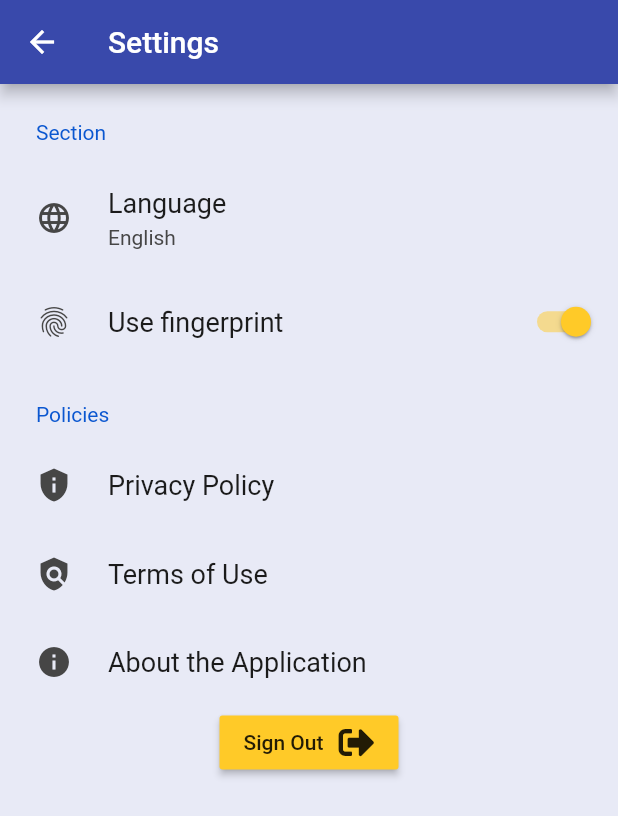
After one commit to poomchan/KongDee, a Flutter app: the ProfileSettingPage screen opened by its route, on a phone screen of 412 x 824 dp. The commit adds this screen. Shown: the top 816 px of the screen. Run offline on Flutter 3.47's test engine with Material 2 defaults, Android fonts, the phone set to English and light mode, and no system bars; drawn by our look-alikes of settings_ui; our stand-ins replace auto_route, awesome_dialog, bloc, cached_network_image, cloud_firestore, dartz and 18 more; missing offline and left inert: geocoding_platform_interface, geoflutterfire; accounts and stored records are empty; generated files the repository leaves out were written again; network calls fail.

Commit message:
added color theming, setting ui

```diff
--- a/lib/presentation/core/app_widget.dart
+++ b/lib/presentation/core/app_widget.dart
@@ -10,6 +10,23 @@ import 'package:fluttertaladsod/presentation/routes/router.gr.dart' as _router;
 import 'package:fluttertaladsod/presentation/screens/app_onboarding_page.dart';
 
 class AppWidget extends StatelessWidget {
+
+  final ColorScheme colorScheme = ColorScheme.light(
+            brightness: Brightness.light,
+            primary: Color(0xFF3949AB),
+            secondary: Color(0xFFFFCA28),
+            primaryVariant: Color(0xFF002884),
+            secondaryVariant: Color(0xFFC8A415),
+            surface: Color(0xFFFFFFFF),
+            background: Color(0xFFe8eaf6),
+            error: Colors.red,
+            onPrimary: Color(0xFFFFFFFF),
+            onSecondary: Colors.black,
+            onSurface: Colors.black,
+            onBackground: Colors.black,
+            onError: Colors.white,
+          );
+
   @override
   Widget build(BuildContext context) {
     return MultiBlocProvider(
@@ -36,17 +53,25 @@ class AppWidget extends StatelessWidget {
         debugShowCheckedModeBanner: false,
         title: 'Kong Dee',
         theme: ThemeData(
-          brightness: Brightness.light,
-          primaryColor: Colors.green[400],
-          accentColor: Colors.redAccent,
+          colorScheme: colorScheme,
+          brightness: colorScheme.brightness,
+          primaryColor: colorScheme.primary,
+          accentColor: colorScheme.secondary,
+          backgroundColor: colorScheme.background,
+          errorColor: colorScheme.error,
+          primaryTextTheme: TextTheme(),
+          accentTextTheme: TextTheme(),
           visualDensity: VisualDensity.adaptivePlatformDensity,
           fontFamily: 'Roboto',
-          textTheme: Typography.blackCupertino,
+          buttonTheme: null,
+
+
         ),
         // routes: {
         //   "/" : (context) => AppOnboardingPage(),
         // },
       ),
     );
+
   }
 }
--- a/lib/presentation/core/dialogs.dart
+++ b/lib/presentation/core/components/dialogs.dart
@@ -1,7 +1,7 @@
 import 'package:awesome_dialog/awesome_dialog.dart';
 import 'package:flutter/widgets.dart';
 
-import 'components/progress_indicator.dart';
+import 'progress_indicator.dart';
 
 AwesomeDialog savingDialog(BuildContext context) {
   return AwesomeDialog(
--- a/lib/presentation/routes/router.dart
+++ b/lib/presentation/routes/router.dart
@@ -1,6 +1,8 @@
 import 'package:auto_route/auto_route_annotations.dart';
 import 'package:fluttertaladsod/presentation/screens/home_page/home_page.dart';
 import 'package:fluttertaladsod/presentation/screens/profile/profile_page.dart';
+import 'package:fluttertaladsod/presentation/screens/setting_page/language.dart';
+import 'package:fluttertaladsod/presentation/screens/setting_page/profile_setting.dart';
 import 'package:fluttertaladsod/presentation/screens/splash/sign_in_splash.dart';
 import 'package:fluttertaladsod/presentation/screens/store/chat/chat_page.dart';
 import 'package:fluttertaladsod/presentation/screens/store/form/store_form.dart';
@@ -27,6 +29,8 @@ import '../screens/app_onboarding_page.dart';
     AdaptiveRoute(page: StoreForm, path: '/store-form'),
     AdaptiveRoute(page: StoreViewPage, path: '/store-view'),
     AdaptiveRoute(page: ChatPage, path: '/chat'),
+    AdaptiveRoute(page: ProfileSettingPage),
+    AdaptiveRoute(page: LanguageSetting),
   ],
 )
 class $Router {}
--- a/lib/presentation/screens/home_page/home_page.dart
+++ b/lib/presentation/screens/home_page/home_page.dart
@@ -28,14 +28,16 @@ class HomePageScaffold extends StatelessWidget {
   @override
   Widget build(BuildContext context) {
     return Scaffold(
+      backgroundColor: Theme.of(context).colorScheme.background,
       appBar: AppBar(
+        // toolbarHeight: 100.0,
         automaticallyImplyLeading: false,
         actions: const [
           ProfileAvatar(),
           SizedBox(width: 30),
         ],
+        elevation: 0.0,
         backgroundColor: Colors.transparent,
-        elevation: 0.0,
       ),
       body: SafeArea(
         child: Padding(
--- a/lib/presentation/screens/home_page/widgets/near_store_feed.dart
+++ b/lib/presentation/screens/home_page/widgets/near_store_feed.dart
@@ -22,7 +22,7 @@ class NearStoreFeed extends StatelessWidget {
                     orElse: () => false,
                   ) &&
                   scrollInfo.metrics.atEdge) {
-                print('adding radius');
+                // print('adding radius');
                 context.bloc<StoreNearCubit>().requestMoreRadius();
               }
               return null;
--- /dev/null
+++ b/lib/presentation/screens/setting_page/profile_setting.dart
@@ -0,0 +1,88 @@
+import 'package:auto_route/auto_route.dart';
+import 'package:flutter/material.dart';
+import 'package:fluttertaladsod/application/auth/actor/auth_actor_cubit.dart';
+import 'package:fluttertaladsod/presentation/routes/router.gr.dart';
+import 'package:font_awesome_flutter/font_awesome_flutter.dart';
+import 'package:settings_ui/settings_ui.dart';
+import 'package:flutter_bloc/flutter_bloc.dart';
+
+class ProfileSettingPage extends StatelessWidget {
+  @override
+  Widget build(BuildContext context) {
+    return Scaffold(
+      backgroundColor: Theme.of(context).backgroundColor,
+      appBar: AppBar(
+        title: Text('Settings'),
+      ),
+      body: SingleChildScrollView(
+        child: Column(
+          mainAxisSize: MainAxisSize.min,
+          children: [
+            SettingsList(
+              backgroundColor: Theme.of(context).backgroundColor,
+              shrinkWrap: true,
+              physics: NeverScrollableScrollPhysics(),
+              sections: [
+                SettingsSection(
+                  title: 'Section',
+                  tiles: [
+                    SettingsTile(
+                      title: 'Language',
+                      subtitle: 'English',
+                      leading: Icon(Icons.language),
+                      onTap: () => context.navigator.pushLanguageSetting(),
+                    ),
+                    SettingsTile.switchTile(
+                      title: 'Use fingerprint',
+                      leading: Icon(Icons.fingerprint),
+                      switchValue: true,
+                      onToggle: (bool value) {},
+                    ),
+                  ],
+                ),
+                SettingsSection(
+                  title: 'Policies',
+                  tiles: [
+                    SettingsTile(
+                      title: 'Privacy Policy',
+                      leading: Icon(Icons.privacy_tip),
+                      onTap: () {},
+                    ),
+                    SettingsTile(
+                      title: 'Terms of Use',
+                      leading: Icon(Icons.policy),
+                      onTap: () {},
+                    ),
+                    SettingsTile(
+                      title: 'About the Application',
+                      leading: Icon(Icons.info),
+                      onTap: () => showAboutDialog(
+                        context: context,
+                        applicationName: 'Kong Dee',
+                        applicationVersion: '0.0.1',
+                      ),
+                    ),
+                  ],
+                ),
+              ],
+            ),
+            RaisedButton(
+              color: Theme.of(context).accentColor,
+              onPressed: () => context.bloc<AuthActorCubit>().signOut(context),
+              child: Row(
+                mainAxisSize: MainAxisSize.min,
+                children: const [
+                  Text('Sign Out'),
+                  SizedBox(
+                    width: 10.0,
+                  ),
+                  Icon(FontAwesomeIcons.signOutAlt),
+                ],
+              ),
+            )
+          ],
+        ),
+      ),
+    );
+  }
+}
--- a/lib/presentation/screens/store/form/store_form.dart
+++ b/lib/presentation/screens/store/form/store_form.dart
@@ -6,7 +6,7 @@ import 'package:fluttertaladsod/application/location/location_cubit.dart';
 import 'package:fluttertaladsod/application/store/store_form/store_form_cubit.dart';
 import 'package:fluttertaladsod/application/store/store_form/store_form_location/store_form_location_cubit.dart';
 import 'package:fluttertaladsod/domain/store/store.dart';
-import 'package:fluttertaladsod/presentation/core/dialogs.dart';
+import 'package:fluttertaladsod/presentation/core/components/dialogs.dart';
 import 'package:fluttertaladsod/presentation/screens/store/form/widgets/banner_field.dart';
 import 'package:fluttertaladsod/presentation/screens/store/form/widgets/image_field.dart';
 import 'package:fluttertaladsod/presentation/screens/store/form/widgets/menu_field.dart';
--- a/pubspec.yaml
+++ b/pubspec.yaml
@@ -85,6 +85,7 @@ dependencies:
   modal_bottom_sheet: ^0.2.2
   flutter_awesome_alert_box: ^1.0.1
   flushbar: ^1.10.4
+  settings_ui: ^0.4.0
 
 dev_dependencies:
   flutter_test:
```
Also changed, not shown: lib/application/auth/actor/auth_actor_cubit.dart (+11 -3 lines), lib/application/home/store_feed/store_near/store_near_cubit.dart (+18 -18 lines), lib/presentation/core/components/buttom_sheet.dart (+18 -17 lines), lib/presentation/screens/profile/profile_page.dart (+13 -16 lines), lib/presentation/screens/setting_page/language.dart (added, +34 -0 lines), lib/presentation/screens/store/view_page/store_view_page.dart (+4 -3 lines), lib/presentation/routes/router.gr.dart, pubspec.lock.
